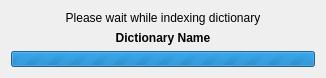
Old version of the form initializing.ui in the repository goldendict/goldendict.
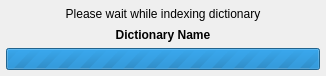
New version of the form.

Patch:
```diff
--- a/initializing.ui
+++ b/initializing.ui
@@ -23,6 +23,18 @@
    <string>GoldenDict - Initializing</string>
   </property>
   <layout class="QVBoxLayout" name="verticalLayout">
+   <property name="leftMargin">
+    <number>6</number>
+   </property>
+   <property name="topMargin">
+    <number>6</number>
+   </property>
+   <property name="rightMargin">
+    <number>6</number>
+   </property>
+   <property name="bottomMargin">
+    <number>6</number>
+   </property>
    <item>
     <widget class="QLabel" name="operation">
      <property name="text">
```
